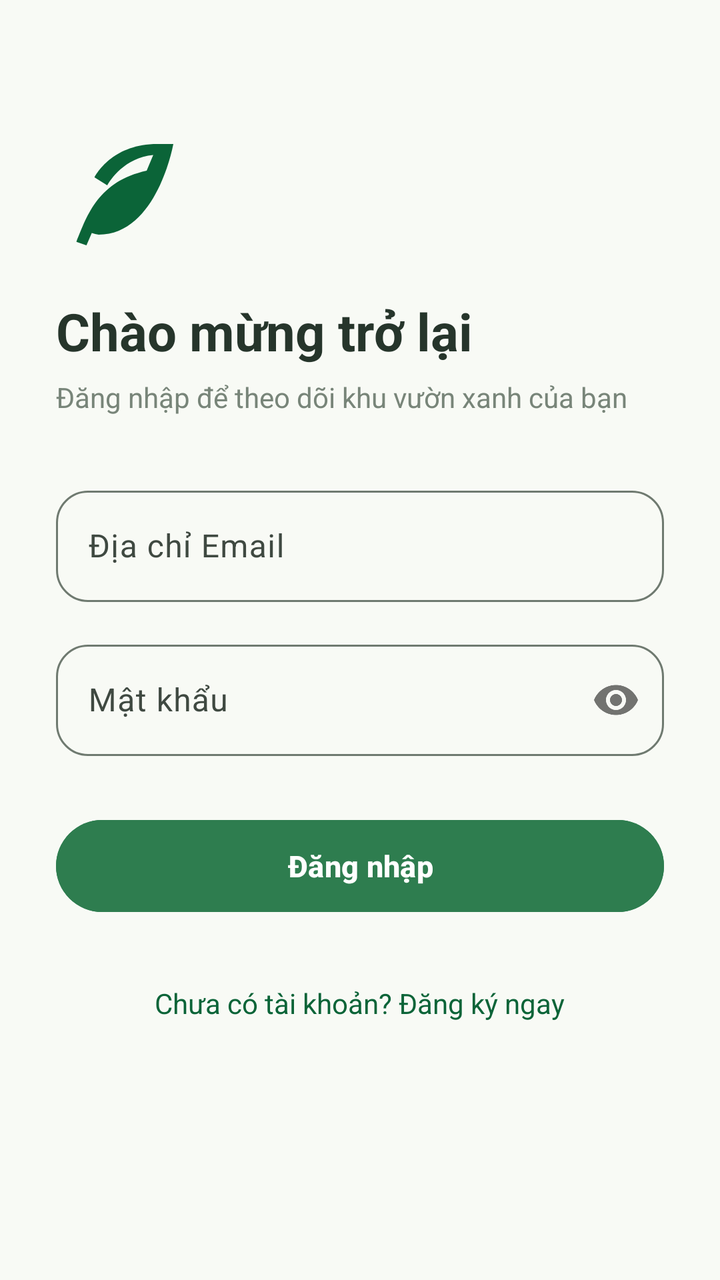
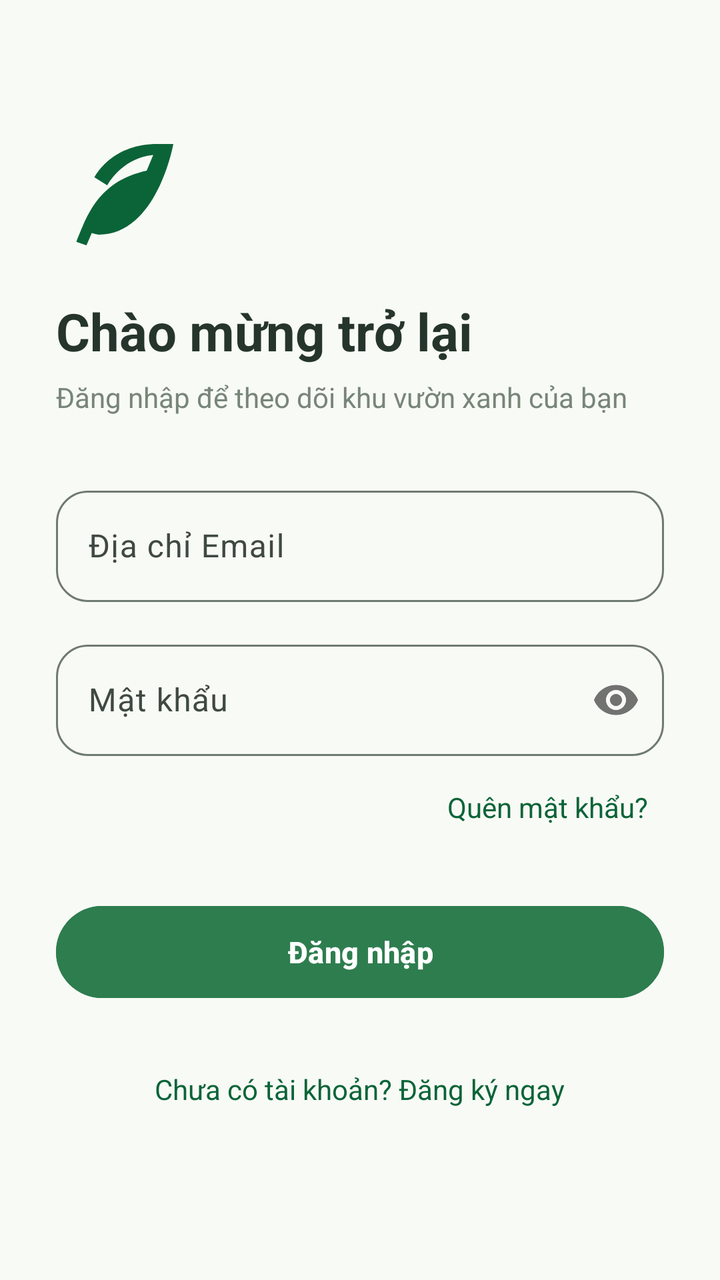

Compare the two renders of this Android layout. The source of the first and the diff that turns it into the second are given below.
<!-- AndroidManifest.xml: activity theme Theme.PlantCare.NoActionBar -->
<!-- res/layout/activity_login.xml -->
<?xml version="1.0" encoding="utf-8"?>
<ScrollView xmlns:android="http://schemas.android.com/apk/res/android"
    xmlns:app="http://schemas.android.com/apk/res-auto"
    android:layout_width="match_parent"
    android:layout_height="match_parent"
    android:background="@color/background"
    android:fillViewport="true">

    <LinearLayout
        android:layout_width="match_parent"
        android:layout_height="wrap_content"
        android:orientation="vertical"
        android:padding="28dp">

        <ImageView
            android:layout_width="64dp"
            android:layout_height="64dp"
            android:layout_marginTop="36dp"
            android:src="@drawable/ic_leaf"
            app:tint="@color/primary" />

        <TextView
            android:layout_width="wrap_content"
            android:layout_height="wrap_content"
            android:layout_marginTop="20dp"
            android:text="@string/login_title"
            android:textColor="@color/text_primary"
            android:textSize="26sp"
            android:textStyle="bold" />

        <TextView
            android:layout_width="wrap_content"
            android:layout_height="wrap_content"
            android:layout_marginTop="6dp"
            android:text="@string/login_subtitle"
            android:textColor="@color/text_secondary"
            android:textSize="14sp" />

        <com.google.android.material.textfield.TextInputLayout
            android:id="@+id/tilEmail"
            style="@style/Widget.Material3.TextInputLayout.OutlinedBox"
            android:layout_width="match_parent"
            android:layout_height="wrap_content"
            android:layout_marginTop="32dp"
            android:hint="@string/email_hint"
            app:boxCornerRadiusBottomEnd="@dimen/radius_lg"
            app:boxCornerRadiusBottomStart="@dimen/radius_lg"
            app:boxCornerRadiusTopEnd="@dimen/radius_lg"
            app:boxCornerRadiusTopStart="@dimen/radius_lg">

            <com.google.android.material.textfield.TextInputEditText
                android:id="@+id/etEmail"
                android:layout_width="match_parent"
                android:layout_height="wrap_content"
                android:inputType="textEmailAddress" />
        </com.google.android.material.textfield.TextInputLayout>

        <com.google.android.material.textfield.TextInputLayout
            android:id="@+id/tilPassword"
            style="@style/Widget.Material3.TextInputLayout.OutlinedBox"
            android:layout_width="match_parent"
            android:layout_height="wrap_content"
            android:layout_marginTop="16dp"
            android:hint="@string/password_hint"
            app:boxCornerRadiusBottomEnd="@dimen/radius_lg"
            app:boxCornerRadiusBottomStart="@dimen/radius_lg"
            app:boxCornerRadiusTopEnd="@dimen/radius_lg"
            app:boxCornerRadiusTopStart="@dimen/radius_lg"
            app:passwordToggleEnabled="true">

            <com.google.android.material.textfield.TextInputEditText
                android:id="@+id/etPassword"
                android:layout_width="match_parent"
                android:layout_height="wrap_content"
                android:inputType="textPassword" />
        </com.google.android.material.textfield.TextInputLayout>

        <com.google.android.material.button.MaterialButton
            android:id="@+id/btnLogin"
            android:layout_width="match_parent"
            android:layout_height="54dp"
            android:layout_marginTop="28dp"
            android:backgroundTint="@color/primary_container"
            android:text="@string/btn_login"
            android:textColor="@color/on_primary"
            android:textSize="15sp"
            android:textStyle="bold"
            app:cornerRadius="@dimen/radius_pill" />

        <TextView
            android:id="@+id/tvGoToRegister"
            android:layout_width="wrap_content"
            android:layout_height="wrap_content"
            android:layout_gravity="center_horizontal"
            android:layout_marginTop="24dp"
            android:padding="8dp"
            android:text="@string/no_account"
            android:textColor="@color/primary"
            android:textSize="14sp" />

        <ProgressBar
            android:id="@+id/progressBar"
            android:layout_width="wrap_content"
            android:layout_height="wrap_content"
            android:layout_gravity="center_horizontal"
            android:layout_marginTop="16dp"
            android:visibility="gone" />

    </LinearLayout>
</ScrollView>
<!-- resources referenced by this layout -->
<resources>
  <color name="background">#F8FAF5</color>
  <color name="on_primary">#FFFFFF</color>
  <color name="primary">#0B6438</color>
  <color name="primary_container">#2E7D4F</color>
  <color name="text_primary">#26352B</color>
  <color name="text_secondary">#788579</color>
  <dimen name="radius_lg">16dp</dimen>
  <dimen name="radius_pill">999dp</dimen>
  <!-- drawable ic_leaf (drawable) -->
  <vector xmlns:android="http://schemas.android.com/apk/res/android"
      android:width="24dp"
      android:height="24dp"
      android:viewportWidth="24"
      android:viewportHeight="24">
    <path
        android:fillColor="@color/primary"
        android:pathData="M17,8C8,10 5.9,16.17 3.82,21.34L5.71,22l1,-2.3A4.49,4.49 0,0 0,8 20C19,20 22,3 22,3c0,0 -1,0 -3,0C11,3 7.82,8.14 7.21,9.26L9.61,10.74C10.14,9.81 12.87,5.55 18.23,5.07L17,8z"/>
  </vector>
  <string name="btn_login">Đăng nhập</string>
  <string name="email_hint">Địa chỉ Email</string>
  <string name="login_subtitle">Đăng nhập để theo dõi khu vườn xanh của bạn</string>
  <string name="login_title">Chào mừng trở lại</string>
  <string name="no_account">Chưa có tài khoản? Đăng ký ngay</string>
  <string name="password_hint">Mật khẩu</string>
  <style name="Theme.PlantCare.NoActionBar">
          <item name="windowActionBar">false</item>
          <item name="windowNoTitle">true</item>
      </style>
</resources>

<!-- the commit's change to res/layout/activity_login.xml (unified diff, before → after) -->
@@ -75,6 +75,20 @@
                 android:inputType="textPassword" />
         </com.google.android.material.textfield.TextInputLayout>
 
+        <TextView
+            android:id="@+id/tvForgotPassword"
+            android:layout_width="wrap_content"
+            android:layout_height="wrap_content"
+            android:layout_gravity="end"
+            android:layout_marginTop="8dp"
+            android:background="?android:attr/selectableItemBackground"
+            android:clickable="true"
+            android:focusable="true"
+            android:padding="8dp"
+            android:text="@string/forgot_password"
+            android:textColor="@color/primary"
+            android:textSize="14sp" />
+
         <com.google.android.material.button.MaterialButton
             android:id="@+id/btnLogin"
             android:layout_width="match_parent"
<!-- resource entries referenced after the edit -->
@@ -20,6 +20,7 @@
   </vector>
   <string name="btn_login">Đăng nhập</string>
   <string name="email_hint">Địa chỉ Email</string>
+  <string name="forgot_password">Quên mật khẩu?</string>
   <string name="login_subtitle">Đăng nhập để theo dõi khu vườn xanh của bạn</string>
   <string name="login_title">Chào mừng trở lại</string>
   <string name="no_account">Chưa có tài khoản? Đăng ký ngay</string>
